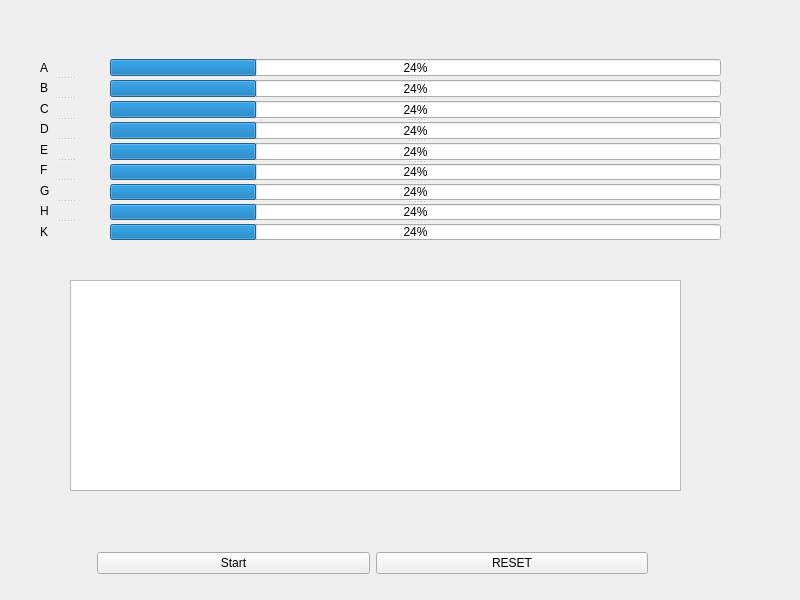
KamiGhost1/thread-dispatcher, file form.ui: the form before one commit.
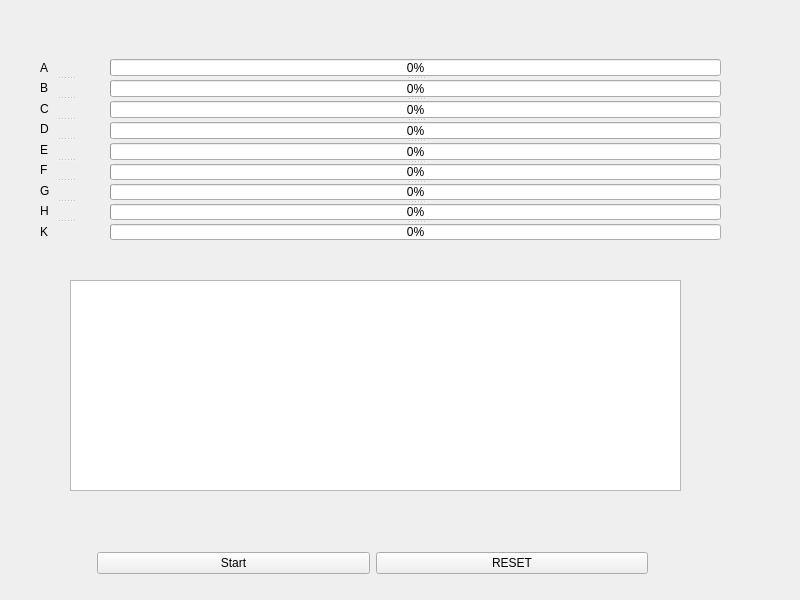
The form after the commit.

```diff
--- a/form.ui
+++ b/form.ui
@@ -47,47 +47,47 @@
    </property>
    <widget class="QProgressBar" name="progressBar">
     <property name="value">
-     <number>24</number>
+     <number>0</number>
     </property>
    </widget>
    <widget class="QProgressBar" name="progressBar_2">
     <property name="value">
-     <number>24</number>
+     <number>0</number>
     </property>
    </widget>
    <widget class="QProgressBar" name="progressBar_3">
     <property name="value">
-     <number>24</number>
+     <number>0</number>
     </property>
    </widget>
    <widget class="QProgressBar" name="progressBar_4">
     <property name="value">
-     <number>24</number>
+     <number>00</number>
     </property>
    </widget>
    <widget class="QProgressBar" name="progressBar_5">
     <property name="value">
-     <number>24</number>
+     <number>0</number>
     </property>
    </widget>
    <widget class="QProgressBar" name="progressBar_6">
     <property name="value">
-     <number>24</number>
+     <number>0</number>
     </property>
    </widget>
    <widget class="QProgressBar" name="progressBar_7">
     <property name="value">
-     <number>24</number>
+     <number>0</number>
     </property>
    </widget>
    <widget class="QProgressBar" name="progressBar_8">
     <property name="value">
-     <number>24</number>
+     <number>0</number>
     </property>
    </widget>
    <widget class="QProgressBar" name="progressBar_9">
     <property name="value">
-     <number>24</number>
+     <number>0</number>
     </property>
    </widget>
   </widget>
```
Left out of the diff: 18 changed lines with no effect on the pictures.
